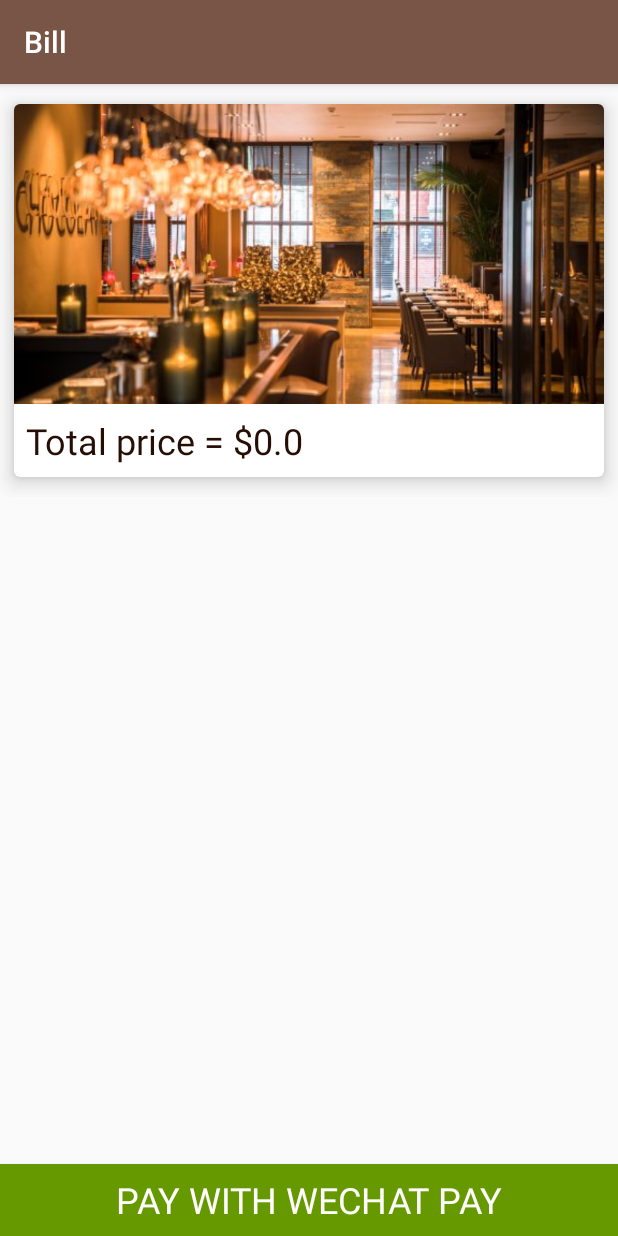
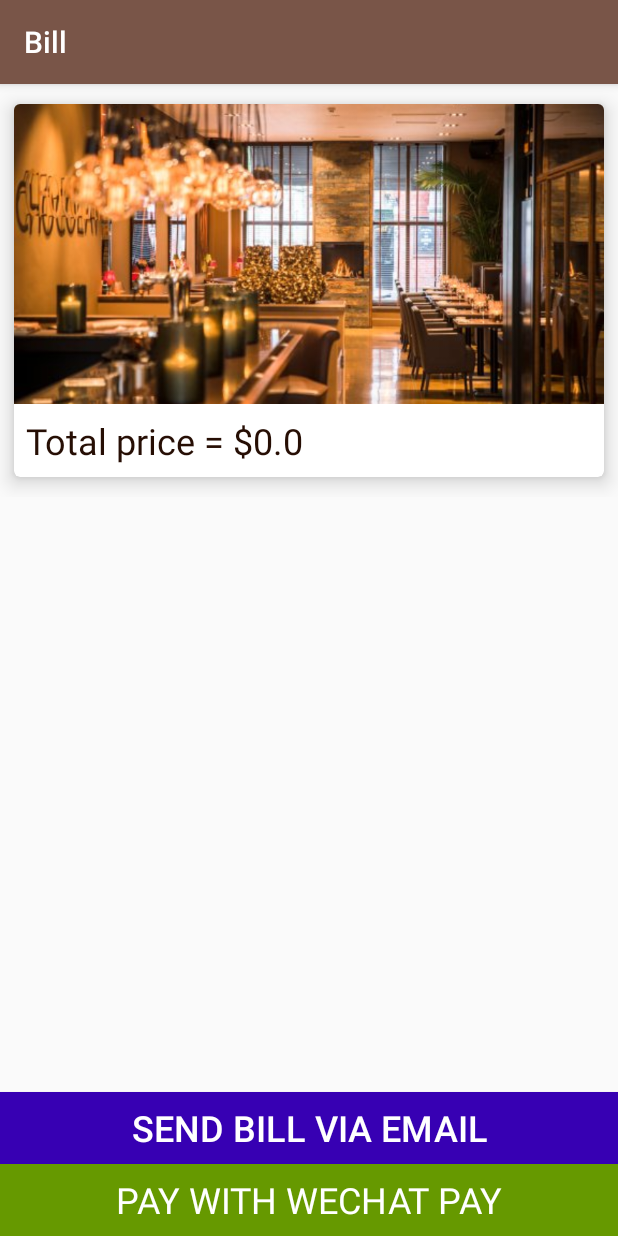
Before and after one commit to mgrddsj-old-projects/MenuAppByJesseXu, an Android app: the Bill screen opened directly, with no data from a screen before it, on a phone screen of 412 x 824 dp. Run offline under Robolectric (Android 15) with nearby library versions, the phone set to English and light mode, and no system bars.

Commit message:
Today's work. Added send bill through email thing.

```diff
--- a/app/src/main/res/layout/activity_bill.xml
+++ b/app/src/main/res/layout/activity_bill.xml
@@ -63,6 +63,18 @@
     </LinearLayout>
 
     <Button
+        android:id="@+id/send"
+        android:layout_width="match_parent"
+        android:layout_height="wrap_content"
+        android:layout_above="@+id/pay"
+        android:layout_marginBottom="0dp"
+        android:background="@color/design_default_color_primary_dark"
+        android:onClick="send"
+        android:text="Send bill via Email"
+        android:textColor="@android:color/background_light"
+        android:textSize="24sp" />
+
+    <Button
         android:id="@+id/pay"
         android:layout_width="match_parent"
         android:layout_height="wrap_content"
```
Also changed, not shown: app/src/main/java/com/example/menu/Bill.java (+14 -0 lines).
